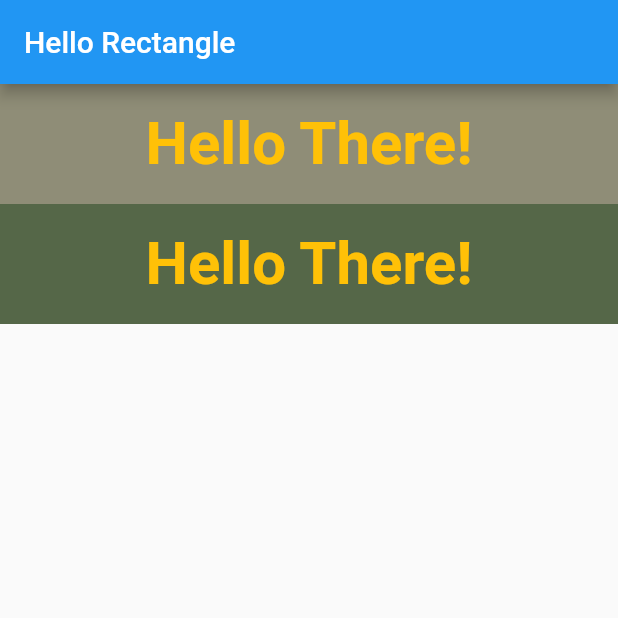
After one commit to ocalvet/udacity_hello_rectangle, a Flutter app: the screen it shows after launch, after a tap on "Hello There!", on a phone screen of 412 x 824 dp, the top half of it. The commit adds this screen. Run offline on Flutter 3.47's test engine with Material 2 defaults, Android fonts, the phone set to English and light mode, and no system bars.

Commit message:
Add separate click handler

```diff
--- /dev/null
+++ b/lib/app.dart
@@ -0,0 +1,30 @@
+
+import 'package:flutter/material.dart';
+import 'package:flutter/widgets.dart';
+import 'package:udacity_hello_rectangle/simple_button.dart';
+
+class App extends StatelessWidget {
+  callClick (params) {
+    print("I was called with " + params);
+  }
+  @override
+  Widget build(BuildContext context) {
+    callClick("Building widget");
+    return MaterialApp(
+      debugShowCheckedModeBanner: false,
+      title: 'Hello Rectangle',
+      home: Scaffold(
+        appBar: AppBar(
+          title: Text('Hello Rectangle'),
+        ),
+        body: Column(
+          children: [
+            SimpleButton(
+              onClickHandler: this.callClick
+            ),
+            SimpleButton(),
+          ])
+      ),
+    );
+  }
+}
--- a/lib/main.dart
+++ b/lib/main.dart
@@ -1,21 +1,8 @@
 import 'package:flutter/material.dart';
-import './simple_button.dart';
+import 'package:udacity_hello_rectangle/app.dart';
 
 void main() {
   runApp(
-    MaterialApp(
-      debugShowCheckedModeBanner: false,
-      title: 'Hello Rectangle',
-      home: Scaffold(
-        appBar: AppBar(
-          title: Text('Hello Rectangle'),
-        ),
-        body: Column(
-          children: [
-            SimpleButton(),
-            SimpleButton(),
-          ])
-      ),
-    ),
+    App()
   );
 }
--- a/lib/simple_button.dart
+++ b/lib/simple_button.dart
@@ -3,6 +3,10 @@ import 'dart:math';
 import 'package:flutter/material.dart';
 
 class SimpleButton extends StatefulWidget {
+  final onClickHandler;
+
+  SimpleButton({this.onClickHandler});
+
   @override
   SimpleButtonState createState() => SimpleButtonState();
 }
@@ -25,19 +29,16 @@ class SimpleButtonState extends State<SimpleButton> {
     );
   }
 
-  String getQuote() {
-    return "";
-  }
-
   @override
   Widget build(BuildContext context) {
     return Center(
-        child: GestureDetector(
+      child: GestureDetector(
       onTap: () {
         print('Changing color');
         setState(() {
           selectedColor = getRandomColor();
         });
+        widget.onClickHandler("Hello there");
       },
       child: Container(
         color: selectedColor,
```
